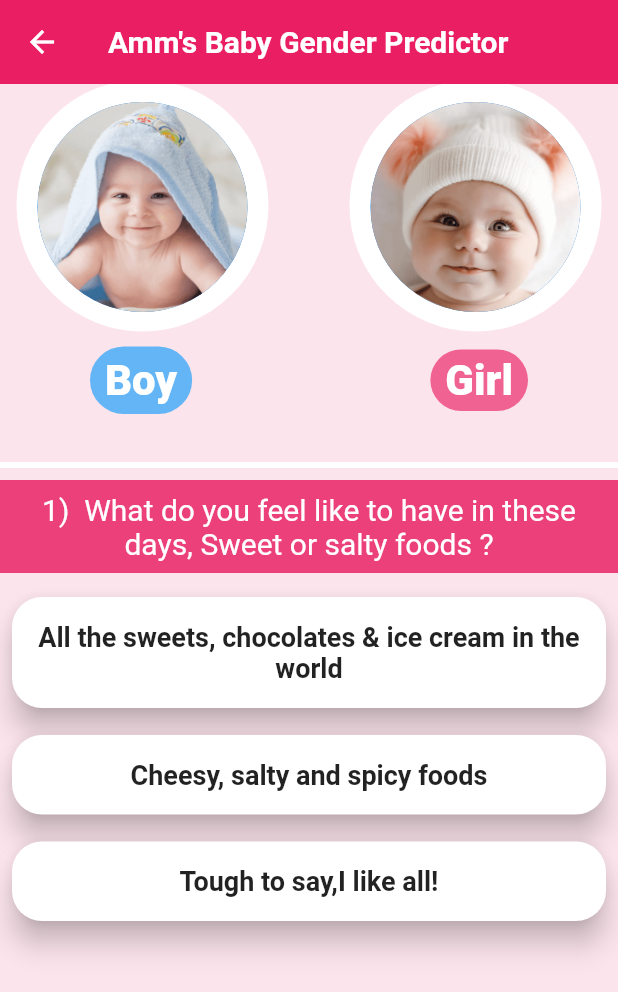
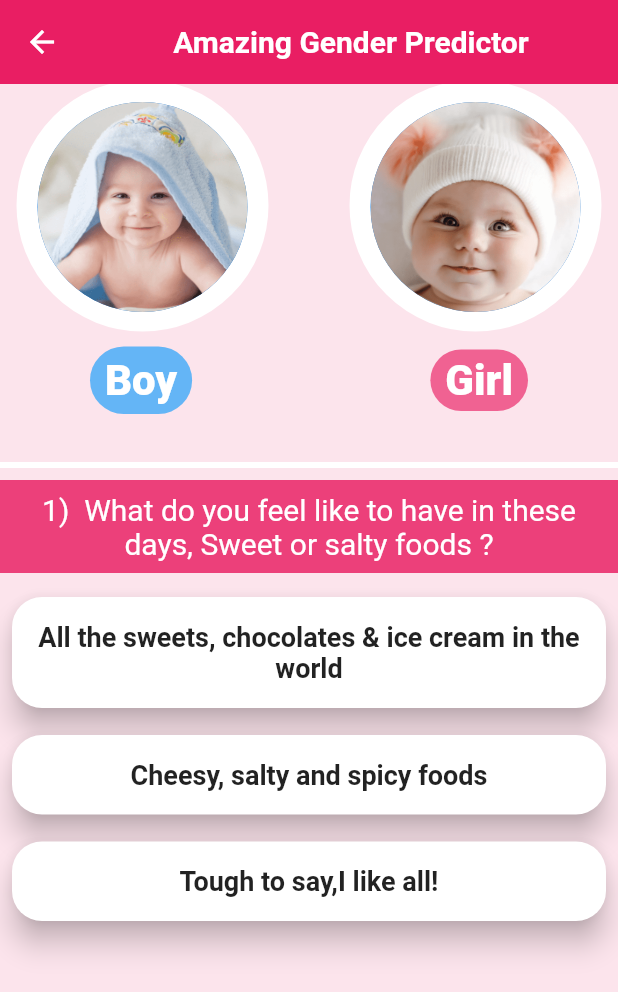
Before and after one commit to vysakhchandran/Gender_predictor, a Flutter app: the Questions screen opened by its route, on a phone screen of 412 x 824 dp. Shown: the top 992 px of the screen. Run offline on Flutter 3.47's test engine with Material 2 defaults, Android fonts, the phone set to English and light mode, and no system bars.

Commit message:
changed stuffs for release

```diff
--- a/lib/home.dart
+++ b/lib/home.dart
@@ -1,6 +1,4 @@
 import 'package:flutter/material.dart';
-import 'package:momsdoctor/warning.dart';
-import 'dart:async';
 
 class Home extends StatefulWidget {
   Home({Key key}) : super(key: key);
--- a/lib/questions.dart
+++ b/lib/questions.dart
@@ -96,10 +96,13 @@ void initState() {
       appBar: AppBar(
         backgroundColor: Colors.pink,
         elevation: 0,
-        title: Text(
-          "Amm's Baby Gender Predictor",
-          textAlign: TextAlign.center,
-          style: TextStyle(fontSize: 20, fontWeight: FontWeight.w700),
+
+        title: Center(
+          child: Text(
+            "Amazing Gender Predictor",
+            textAlign: TextAlign.center,
+            style: TextStyle(fontSize: 20, fontWeight: FontWeight.w700),
+          ),
         ),
       ),
       backgroundColor: Colors.pink[50],
@@ -398,9 +401,9 @@ void initState() {
 
                     setState(() {
                       questionIndex++;
-                      print(questionIndex);
+                  //    print(questionIndex);
                       if (questionIndex == questions.length) {
-                        print(questionIndex);
+                   //     print(questionIndex);
                         questionIndex = 9;
                         visibility = false;
                         transitionToresult(context);
@@ -444,10 +447,10 @@ void initState() {
 
 //Transition to result page wait
   transitionToresult(context) {
-    print('inside function');
+   // print('inside function');
 
     Timer timer = new Timer.periodic(new Duration(seconds: 1), (time) {
-      print('Something');
+    //  print('Something');
 
       Navigator.pushReplacementNamed(context, '/result',
           arguments: {'boy': boy, 'girl': girl});
--- a/lib/result.dart
+++ b/lib/result.dart
@@ -24,7 +24,7 @@ class _ResultState extends State<Result> {
   bool Equ = false;
   @override
   Widget build(BuildContext context) {
-       double dw = MediaQuery.of(context).size.width;
+  //     double dw = MediaQuery.of(context).size.width;
     double dh = MediaQuery.of(context).size.height;
         data = ModalRoute.of(context).settings.arguments;
         boy=data['boy'];
@@ -168,6 +168,7 @@ body: SingleChildScrollView(
       color: Colors.blueAccent,
       elevation: 10,
       child: Column(
+        mainAxisAlignment: MainAxisAlignment.start,
         crossAxisAlignment: CrossAxisAlignment.stretch,
         children: <Widget>[
           Padding(
--- a/lib/warning.dart
+++ /dev/null
@@ -1 +0,0 @@
-import 'package:flutter/material.dart';
```
Also changed, not shown: pubspec.yaml (+10 -1 lines), pubspec.lock, 17 other files.
